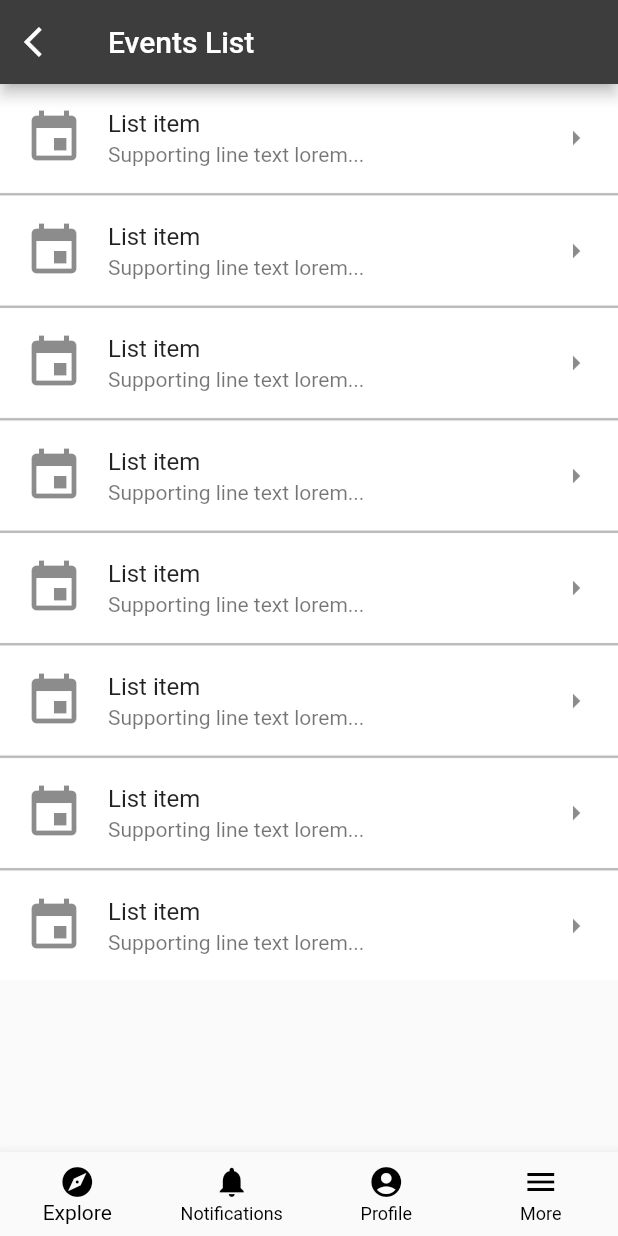
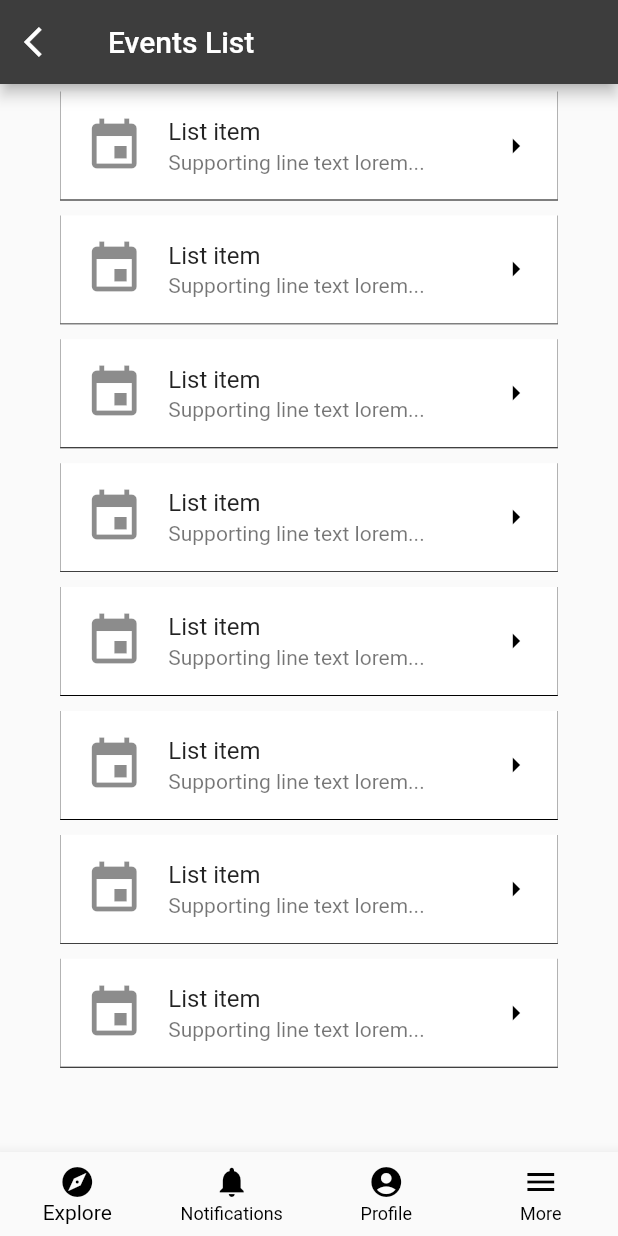
Before and after one commit to brfideliza/brfideliza, a Flutter app: the screen it shows after launch, on a phone screen of 412 x 824 dp. Run offline on Flutter 3.47's test engine with Material 2 defaults, Android fonts, the phone set to English and light mode, and no system bars; our stand-ins replace carousel_slider, cloud_firestore, firebase_auth, firebase_core, firebase_database, fluttertoast and 1 more; accounts and stored records are empty.

Commit message:
refactor: front-end events_list.dart

```diff
--- a/lib/screens/events/events_list.dart
+++ b/lib/screens/events/events_list.dart
@@ -22,26 +22,37 @@ class _EventsListScreenState extends State<EventsListScreen> {
         title: Text('Events List'),
         backgroundColor: const Color(0xFF3D3D3D),
         leading: IconButton(
-          icon: Icon(Icons.arrow_back_ios, color: Colors.white),
+          icon: const Icon(Icons.arrow_back_ios, color: Colors.white),
           onPressed: () => Navigator.of(context).pop(),
         ),
       ),
       body: ListView.separated(
           itemBuilder: (context, index) {
-            return ListTile(
-              tileColor: Colors.white,
-              title: Text('List item'),
-              subtitle: Text('Supporting line text lorem...'),
-              leading: Icon(Icons.event, size: 40,),
-              trailing: Icon(Icons.arrow_right),
-
-            );
+            return const Padding(
+              padding: EdgeInsets.fromLTRB(40, 5, 40, 5),
+              child: ListTile(
+                tileColor: Colors.white,
+                title: Text('List item'),
+                subtitle: Text('Supporting line text lorem...'),
+                leading: Icon(
+                  Icons.event,
+                  size: 40,
+                ),
+                trailing: Icon(
+                  Icons.arrow_right,
+                  color: Colors.black,
+                ),
+                shape: Border(
+                    left: BorderSide(width: 0.2),
+                    right: BorderSide(width: 0.2),
+                    top: BorderSide.none,
+                    bottom: BorderSide(width: 0.6))
+                ),
+              );
           },
           separatorBuilder: (context, index) {
-            return Divider(
-              height: 3,
-              thickness: 1.5,
-              color: Colors.black26,
+            return Center(
+
             );
           },
           itemCount: 8
```
